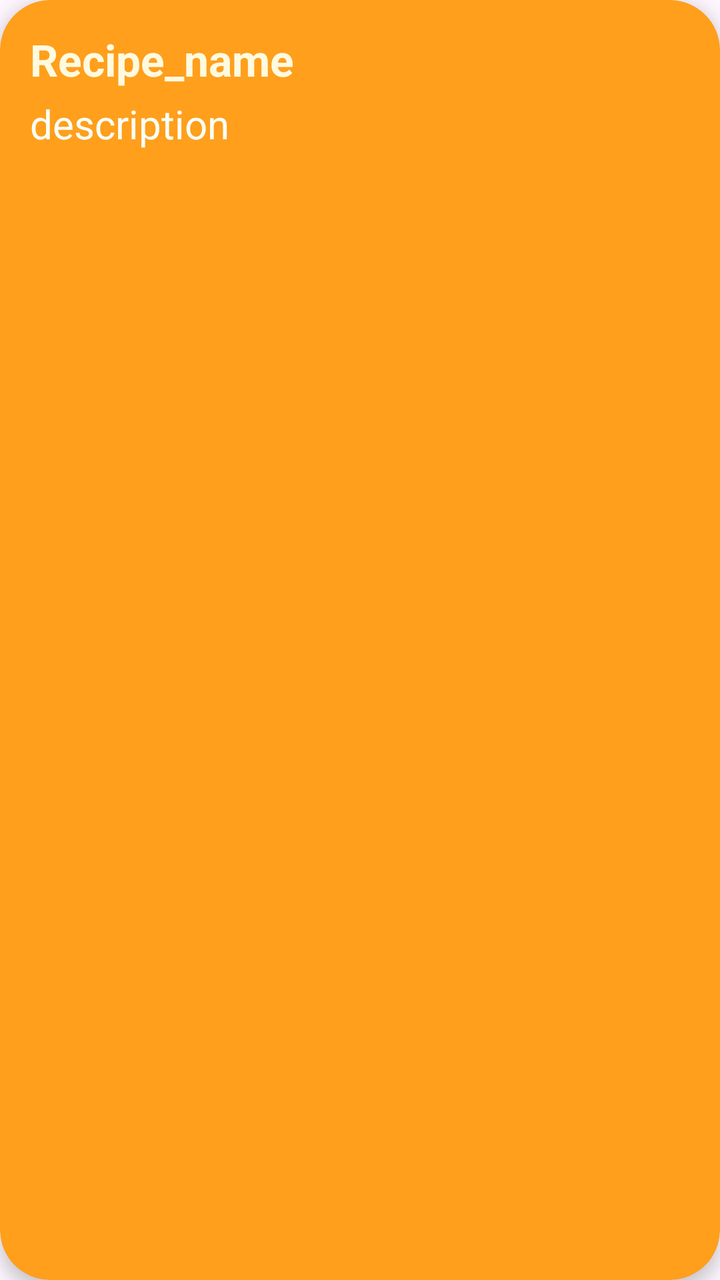
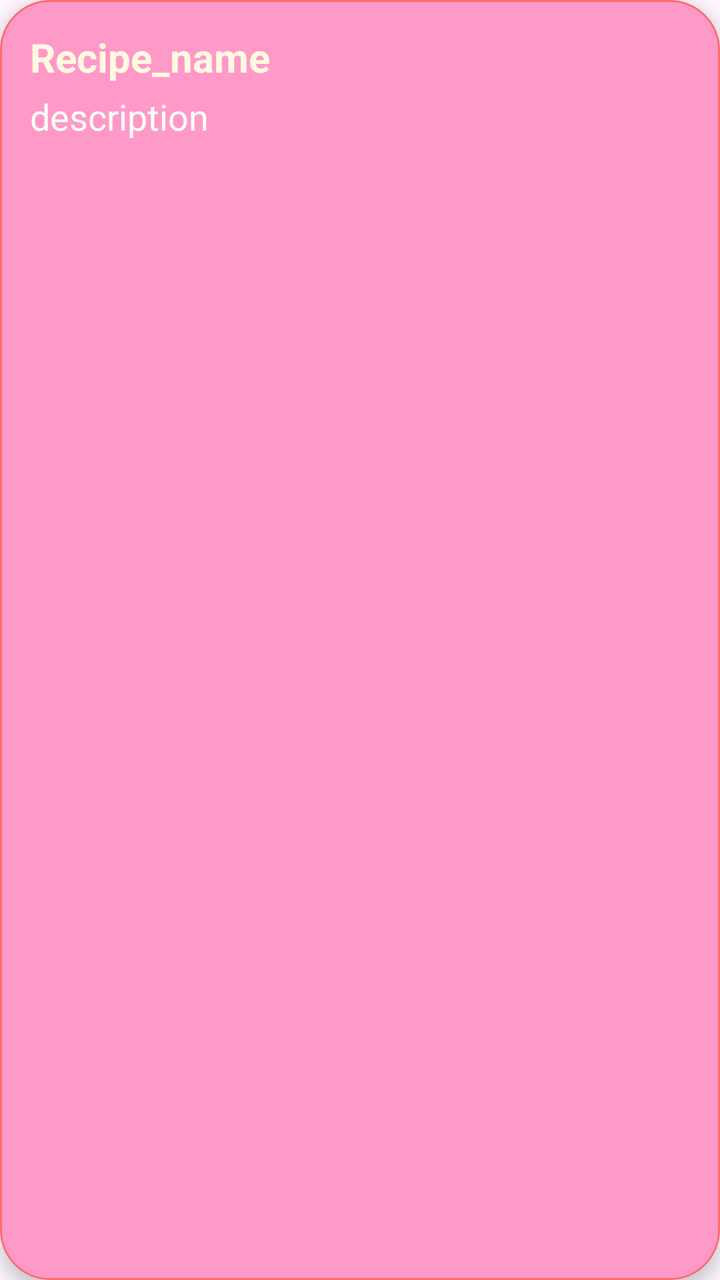

Compare the two renders of this Android layout. The source of the first and the diff that turns it into the second are given below.
<!-- AndroidManifest.xml: application theme Theme.Foodie -->
<!-- res/layout/recipe_item_card.xml -->
<?xml version="1.0" encoding="utf-8"?>
<androidx.cardview.widget.CardView xmlns:android="http://schemas.android.com/apk/res/android"
    xmlns:app="http://schemas.android.com/apk/res-auto"
    android:id="@+id/recipe_card"
    android:layout_width="match_parent"
    android:layout_height="wrap_content"
    android:layout_margin="10dp"
    android:orientation="vertical"
    app:cardCornerRadius="25dp"
    app:cardElevation="5dp"
    app:cardBackgroundColor="@color/bright_orange">

    <LinearLayout
        android:layout_width="match_parent"
        android:layout_height="wrap_content"
        android:orientation="vertical"
        android:padding="15dp">

        
        <TextView
            android:id="@+id/recipe_name"
            android:layout_width="wrap_content"
            android:layout_height="wrap_content"
            android:text="@string/recipe_name"
            android:textColor="@color/cornsilk"
            android:textSize="22sp"
            android:textStyle="bold" />

        
        <TextView
            android:id="@+id/recipe_description"
            android:layout_width="wrap_content"
            android:layout_height="wrap_content"
            android:text="@string/recipe_description"
            android:textSize="20sp"
            android:textColor="@color/mint_cream"
            android:layout_marginTop="4dp" />

    </LinearLayout>

</androidx.cardview.widget.CardView>
<!-- resources referenced by this layout -->
<resources>
  <color name="bright_orange">#FF9F1C</color>
  <color name="cornsilk">#FEFAE0</color>
  <color name="mint_cream">#F7FFF7</color>
  <string name="recipe_description">description</string>
  <string name="recipe_name">Recipe_name</string>
  <style name="Theme.Foodie" parent="Base.Theme.Foodie" />
  <style name="Base.Theme.Foodie" parent="Theme.Material3.DayNight.NoActionBar">
          
          
      </style>
</resources>

<!-- the commit's change to res/layout/recipe_item_card.xml (unified diff, before → after) -->
@@ -1,14 +1,17 @@
 <?xml version="1.0" encoding="utf-8"?>
-<androidx.cardview.widget.CardView xmlns:android="http://schemas.android.com/apk/res/android"
+<com.google.android.material.card.MaterialCardView xmlns:android="http://schemas.android.com/apk/res/android"
     xmlns:app="http://schemas.android.com/apk/res-auto"
     android:id="@+id/recipe_card"
+    android:clickable="true"
     android:layout_width="match_parent"
     android:layout_height="wrap_content"
     android:layout_margin="10dp"
     android:orientation="vertical"
     app:cardCornerRadius="25dp"
     app:cardElevation="5dp"
-    app:cardBackgroundColor="@color/bright_orange">
+    app:strokeColor="@color/grapefruit_pink"
+    app:stokeWidth="2dp"
+    app:cardBackgroundColor="@color/baby_pink">
 
     <LinearLayout
         android:layout_width="match_parent"
@@ -23,7 +26,7 @@
             android:layout_height="wrap_content"
             android:text="@string/recipe_name"
             android:textColor="@color/cornsilk"
-            android:textSize="22sp"
+            android:textSize="20sp"
             android:textStyle="bold" />
 
         
@@ -32,10 +35,10 @@
             android:layout_width="wrap_content"
             android:layout_height="wrap_content"
             android:text="@string/recipe_description"
-            android:textSize="20sp"
+            android:textSize="18sp"
             android:textColor="@color/mint_cream"
             android:layout_marginTop="4dp" />
 
     </LinearLayout>
 
-</androidx.cardview.widget.CardView>
+</com.google.android.material.card.MaterialCardView>
<!-- resource entries referenced after the edit -->
@@ -1,7 +1,8 @@
 <!-- resources referenced by this layout -->
 <resources>
-  <color name="bright_orange">#FF9F1C</color>
+  <color name="baby_pink">#FF99C8</color>
   <color name="cornsilk">#FEFAE0</color>
+  <color name="grapefruit_pink">#FF6B6B</color>
   <color name="mint_cream">#F7FFF7</color>
   <string name="recipe_description">description</string>
   <string name="recipe_name">Recipe_name</string>
